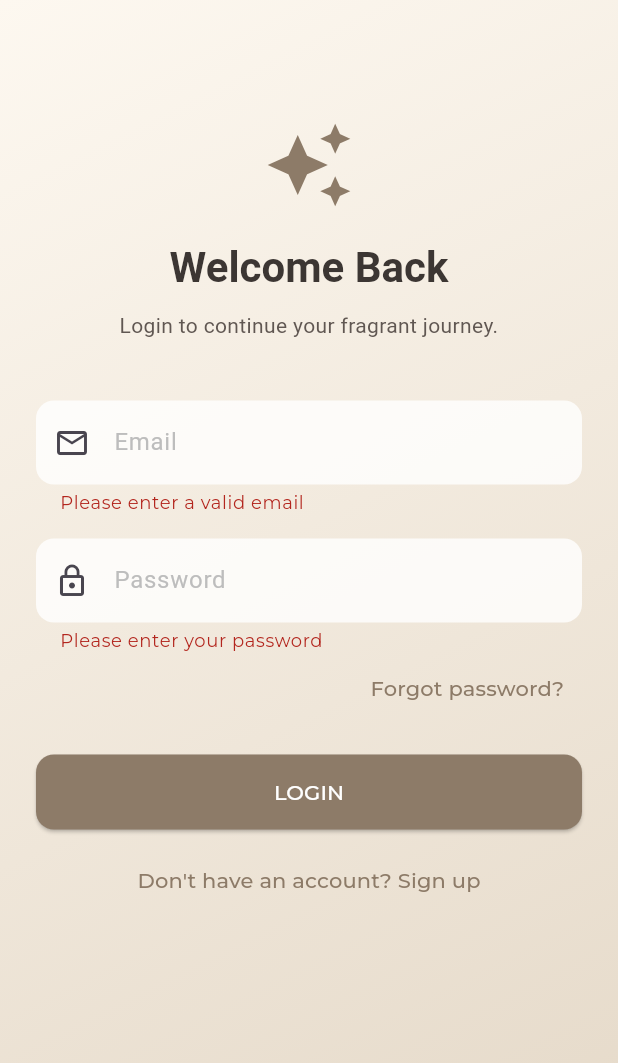
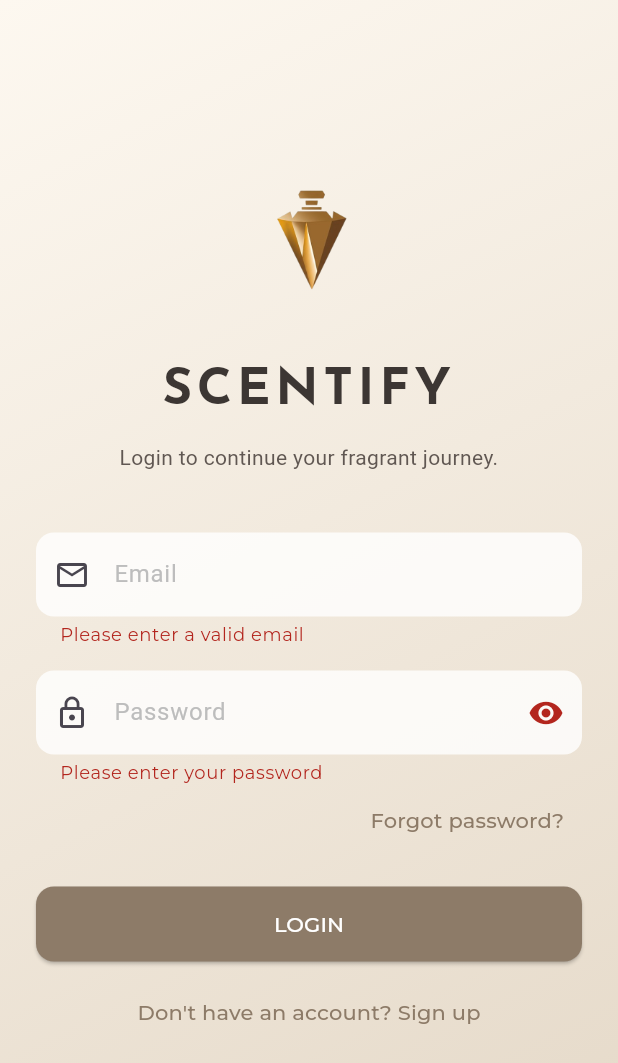
Before and after one commit to Fadilah-Fikri/adultmen_projek, a Flutter app: the screen it shows after launch, after a tap on "LOGIN", on a phone screen of 412 x 824 dp. Shown: the top 1063 px of the screen. Run offline on Flutter 3.47's test engine with Material 3 defaults, Android fonts, the phone set to English and light mode, and no system bars; drawn by our look-alikes of flutter_animate; our stand-ins replace data_table_2, file_picker, fl_chart, google_fonts, shimmer, supabase_flutter; accounts and stored records are empty.

Commit message:
menu shop/login screen (yassar)

```diff
--- a/lib/main.dart
+++ b/lib/main.dart
@@ -1,5 +1,9 @@
 import 'package:flutter/material.dart';
 import 'package:google_fonts/google_fonts.dart';
+import 'package:provider/provider.dart'; // <-- 1. Tambahkan import ini
+import 'package:adultmen_uas/providers/cart_provider.dart'; // <-- 2. Tambahkan import provider Anda
+
+// Import screen Anda
 import 'screen/home_screen.dart';
 import 'screen/login_screen.dart';
 import 'screen/register.dart';
@@ -9,17 +13,20 @@ import 'package:adultmen_uas/screen/admin/admin_dashboard_screen.dart';
 import 'package:adultmen_uas/screen/admin/manage_products_screen.dart';
 
 Future<void> main() async {
-  // Pastikan Flutter binding sudah siap
   WidgetsFlutterBinding.ensureInitialized();
 
-  // Inisialisasi Supabase di sini
   await Supabase.initialize(
-    // Ganti dengan URL dan Anon Key dari proyek Supabase Anda
     url: 'https://ioszwcuulofzarztpdqe.supabase.co',
     anonKey: 'eyJhbGciOiJIUzI1NiIsInR5cCI6IkpXVCJ9.eyJpc3MiOiJzdXBhYmFzZSIsInJlZiI6Imlvc3p3Y3V1bG9memFyenRwZHFlIiwicm9sZSI6ImFub24iLCJpYXQiOjE3NTA1OTc2NDksImV4cCI6MjA2NjE3MzY0OX0.hfADScj2WDH9gU79e7TriH5eV3cRmuglajpZvrHMqJ4',
   );
 
-  runApp(ScentifyApp());
+  // --- 3. Bungkus ScentifyApp dengan provider ---
+  runApp(
+    ChangeNotifierProvider(
+      create: (context) => CartProvider(),
+      child: ScentifyApp(),
+    ),
+  );
 }
 
 class ScentifyApp extends StatelessWidget {
@@ -29,7 +36,7 @@ class ScentifyApp extends StatelessWidget {
       title: 'Scentify',
       debugShowCheckedModeBanner: false,
       theme: _buildThemeData(),
-      initialRoute: '/', // Mulai dari splash screen untuk cek auth
+      initialRoute: '/',
       routes: {
         '/': (context) => SplashScreen(),
         '/login': (context) => LoginScreen(),
@@ -41,8 +48,9 @@ class ScentifyApp extends StatelessWidget {
     );
   }
 
-  // ... (Sisa kode _buildThemeData() tidak perlu diubah, biarkan seperti semula)
+  // ... (Sisa kode _buildThemeData() tidak perlu diubah)
   ThemeData _buildThemeData() {
+    // ... isi method ini sama seperti sebelumnya
     final baseTheme = ThemeData.light();
     return baseTheme.copyWith(
       primaryColor: Color(0xFF8D7B68),
--- a/lib/screen/addresses_page.dart
+++ b/lib/screen/addresses_page.dart
@@ -48,7 +48,7 @@ class _AddressPageState extends State<AddressPage> {
     return Scaffold(
       appBar: AppBar(
         title: const Text('Alamat Saya'),
-        backgroundColor: Colors.black,
+        backgroundColor: const Color.fromARGB(255, 223, 228, 161),
         elevation: 1,
       ),
       body: FutureBuilder<List<Map<String, dynamic>>>(
--- a/lib/screen/login_screen.dart
+++ b/lib/screen/login_screen.dart
@@ -1,5 +1,7 @@
 import 'package:flutter/material.dart';
 import 'package:supabase_flutter/supabase_flutter.dart';
+import 'package:flutter_animate/flutter_animate.dart';
+import 'package:google_fonts/google_fonts.dart'; // <-- 1. Tambahkan import Google Fonts
 
 class LoginScreen extends StatefulWidget {
   @override
@@ -11,6 +13,7 @@ class _LoginScreenState extends State<LoginScreen> {
   final _passwordController = TextEditingController();
   final _formKey = GlobalKey<FormState>();
   bool _isLoading = false;
+  bool _isPasswordVisible = false;
 
   @override
   void dispose() {
@@ -23,41 +26,31 @@ class _LoginScreenState extends State<LoginScreen> {
     if (!_formKey.currentState!.validate()) {
       return;
     }
-
-    setState(() {
-      _isLoading = true;
-    });
+    setState(() => _isLoading = true);
 
     try {
       await Supabase.instance.client.auth.signInWithPassword(
         email: _emailController.text.trim(),
         password: _passwordController.text.trim(),
       );
-
       if (mounted) {
-        Navigator.pushReplacementNamed(context, '/');
+        Navigator.pushReplacementNamed(context, '/home');
       }
     } on AuthException catch (e) {
       if (mounted) {
-        ScaffoldMessenger.of(context).showSnackBar(
-          SnackBar(
+        ScaffoldMessenger.of(context).showSnackBar(SnackBar(
             content: Text(e.message),
-              backgroundColor: Theme.of(context).colorScheme.error),
-        );
+            backgroundColor: Theme.of(context).colorScheme.error));
       }
     } catch (e) {
       if (mounted) {
-        ScaffoldMessenger.of(context).showSnackBar(
-          SnackBar(
+        ScaffoldMessenger.of(context).showSnackBar(SnackBar(
             content: const Text('Terjadi kesalahan yang tidak terduga.'),
-              backgroundColor: Theme.of(context).colorScheme.error),
-        );
+            backgroundColor: Theme.of(context).colorScheme.error));
       }
     } finally {
       if (mounted) {
-        setState(() {
-          _isLoading = false;
-        });
+        setState(() => _isLoading = false);
       }
     }
   }
@@ -82,18 +75,26 @@ class _LoginScreenState extends State<LoginScreen> {
             child: ListView(
               padding: const EdgeInsets.symmetric(horizontal: 24.0),
               children: [
-                const SizedBox(height: 80),
-                Icon(Icons.auto_awesome, color: Theme.of(context).primaryColor, size: 60),
-                const SizedBox(height: 20),
-                Center(
-                  child: Text(
-                    "Welcome Back",
-                    style: Theme.of(context)
-                        .textTheme
-                        .headlineSmall
-                        ?.copyWith(fontSize: 28),
+                const SizedBox(height: 100),
+                Image.asset(
+                  'assets/images/logoparfum.png', // Pastikan ekstensi .png atau .jpg sesuai
+                  height: 120, // Sedikit disesuaikan agar proporsional
+                ),
+
+                // --- 2. Teks "SCENTIFY" dengan font Josefin Sans ditambahkan di sini ---
+                const SizedBox(height: 16),
+                Text(
+                  'SCENTIFY',
+                  textAlign: TextAlign.center,
+                  style: GoogleFonts.josefinSans(
+                    fontSize: 34,
+                    fontWeight: FontWeight.bold,
+                    letterSpacing: 3,
+                    color: const Color(0xFF3C3633), // Mengambil warna dari tema Anda
                   ),
                 ),
+                // -------------------------------------------------------------
+
                 const SizedBox(height: 10),
                 Text(
                   "Login to continue your fragrant journey.",
@@ -103,34 +104,55 @@ class _LoginScreenState extends State<LoginScreen> {
                 const SizedBox(height: 40),
                 TextFormField(
                   controller: _emailController,
+                  textInputAction: TextInputAction.next,
                   decoration: const InputDecoration(
                       hintText: "Email",
                       prefixIcon: Icon(Icons.email_outlined)),
                   validator: (value) {
-                      if (value == null ||
-                          value.isEmpty ||
-                          !value.contains('@')) {
+                    if (value == null || !value.contains('@')) {
                       return 'Please enter a valid email';
                     }
                     return null;
-                    }),
+                  },
+                ),
                 const SizedBox(height: 16),
                 TextFormField(
                   controller: _passwordController,
-                    obscureText: true,
-                    decoration: const InputDecoration(
+                  obscureText: !_isPasswordVisible,
+                  textInputAction: TextInputAction.done,
+                  onFieldSubmitted: (value) {
+                    if (!_isLoading) {
+                      _signIn();
+                    }
+                  },
+                  decoration: InputDecoration(
                       hintText: "Password",
-                        prefixIcon: Icon(Icons.lock_outline)),
+                      prefixIcon: const Icon(Icons.lock_outline),
+                      suffixIcon: IconButton(
+                        icon: Icon(
+                          _isPasswordVisible
+                              ? Icons.visibility_off
+                              : Icons.visibility,
+                        ),
+                        onPressed: () {
+                          setState(() {
+                            _isPasswordVisible = !_isPasswordVisible;
+                          });
+                        },
+                      )),
                   validator: (value) {
                     if (value == null || value.isEmpty) {
                       return 'Please enter your password';
                     }
                     return null;
-                    }),
+                  },
+                ),
                 Align(
                   alignment: Alignment.centerRight,
                   child: TextButton(
-                    onPressed: () {},
+                    onPressed: () {
+                      /* TODO: Logika Lupa Password */
+                    },
                     child: const Text("Forgot password?"),
                   ),
                 ),
@@ -146,12 +168,13 @@ class _LoginScreenState extends State<LoginScreen> {
                 const SizedBox(height: 10),
                 Center(
                   child: TextButton(
-                    onPressed: () => Navigator.pushNamed(context, '/register'),
+                    onPressed: () =>
+                        Navigator.pushNamed(context, '/register'),
                     child: const Text("Don't have an account? Sign up"),
                   ),
                 )
               ],
-            ),
+            ).animate().fadeIn(duration: 500.ms).slideY(begin: 0.2, end: 0),
           ),
         ),
       ),
--- a/lib/widget/fragrance_card.dart
+++ b/lib/widget/fragrance_card.dart
@@ -8,6 +8,7 @@ class FragranceCard extends StatefulWidget {
   final String name;
   final String desc;
   final String imageUrl;
+  final String category; // <-- 1. TAMBAHKAN PROPERTI INI
 
   const FragranceCard({
     super.key,
@@ -15,6 +16,7 @@ class FragranceCard extends StatefulWidget {
     required this.name,
     required this.desc,
     required this.imageUrl,
+    required this.category, // <-- 2. TAMBAHKAN DI CONSTRUCTOR
   });
 
   @override
@@ -53,16 +55,16 @@ class _FragranceCardState extends State<FragranceCard> {
       desc: widget.desc,
       imageUrl: widget.imageUrl,
       price: 0,
+      category: widget.category, // <-- 3. TAMBAHKAN NILAI CATEGORY DI SINI
     );
     FavoriteService.toggleFavorite(fragrance);
   }
 
-
   @override
   Widget build(BuildContext context) {
+    // Sisa kode build method tidak perlu diubah
     return GestureDetector(
       onTap: () {
-        // Navigasi ke halaman detail produk
         Navigator.push(
           context,
           MaterialPageRoute(
--- a/pubspec.yaml
+++ b/pubspec.yaml
@@ -43,6 +43,8 @@ dependencies:
   file_picker: ^8.0.0+1
   fl_chart: ^0.68.0       # Untuk membuat grafik
   data_table_2: ^2.5.10   # Untuk membuat tabel data canggih
+  provider: ^6.1.5
+  flutter_animate: ^4.5.2
 
 dev_dependencies:
   flutter_test:
```
Also changed, not shown: lib/models/cart_item.dart (added, +22 -0 lines), lib/models/fragrance.dart (+6 -1 lines), lib/providers/cart_provider.dart (added, +33 -0 lines), lib/screen/cart_screen.dart (added, +60 -0 lines), lib/screen/favorites_page.dart (+16 -16 lines), lib/screen/home_screen.dart (+17 -13 lines), lib/screen/product_detail_screen.dart (added, +106 -0 lines), lib/screen/shop_screen.dart (added, +209 -0 lines), lib/services/cart_service.dart (added, +69 -0 lines), assets/images/logoparfum.png (added), pubspec.lock. Lines whose indentation alone changed are shown as unchanged.
